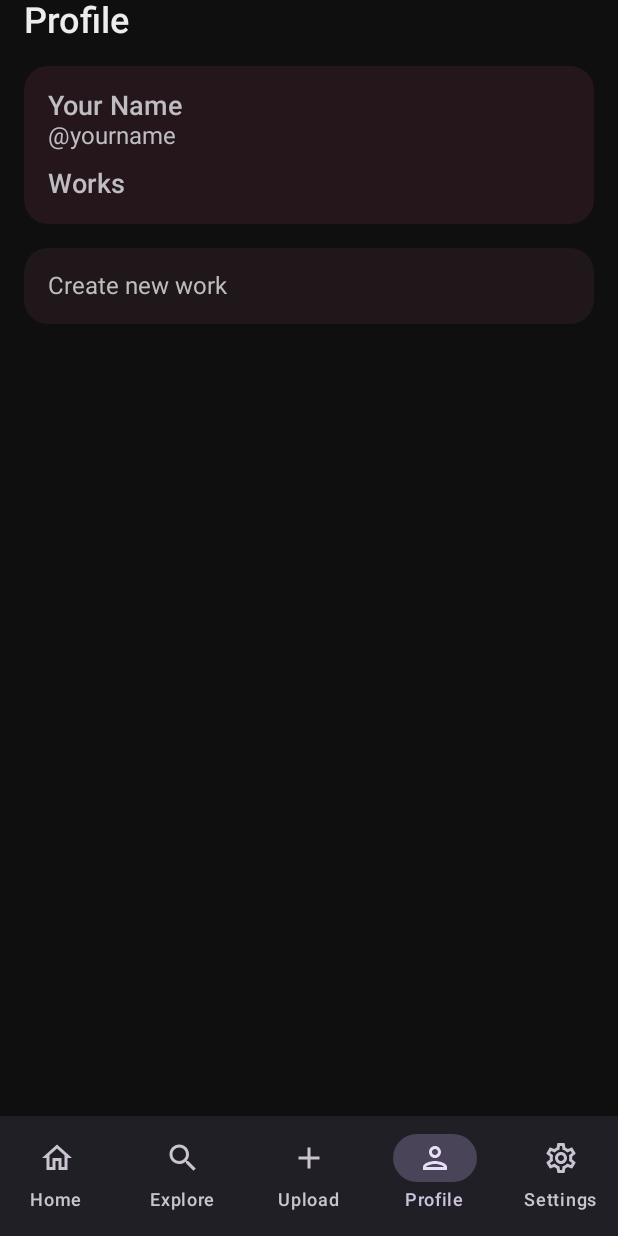
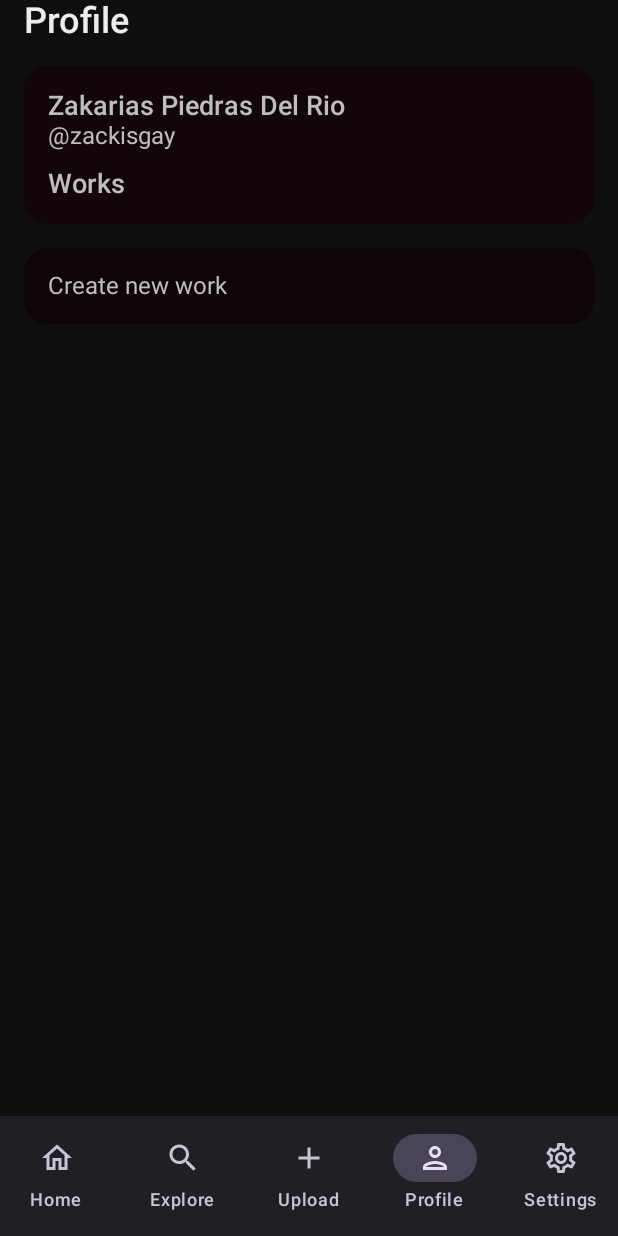
Before and after one commit to Juliorubiodev/Inku, an Android app built with Jetpack Compose: the HomeShell screen opened through its navigation route, item 4 of the bottom bar chosen, on a phone screen of 412 x 824 dp. Run offline under Robolectric (Android 15) with nearby library versions, the phone set to English and light mode, and no system bars.

Commit message:
se agregaron las capturas de pantalla de los build y test

```diff
--- a/Inku/app/src/main/java/com/juliorubio/inku/ui/screens/tabs/ProfileTab.kt
+++ b/Inku/app/src/main/java/com/juliorubio/inku/ui/screens/tabs/ProfileTab.kt
@@ -21,8 +21,8 @@ fun ProfileTab(modifier: Modifier = Modifier) {
 
         Surface(tonalElevation = 2.dp, modifier = Modifier.fillMaxWidth(), shape = MaterialTheme.shapes.large) {
             Column(Modifier.padding(16.dp)) {
-                Text("Your Name", style = MaterialTheme.typography.titleLarge)
-                Text("@yourname", color = MaterialTheme.colorScheme.onSurface)
+                Text("Zakarias Piedras Del Rio", style = MaterialTheme.typography.titleLarge)
+                Text("@zackisgay", color = MaterialTheme.colorScheme.onSurface)
                 Spacer(Modifier.height(12.dp))
                 // Works/Favorites tabs mock
                 Text("Works", style = MaterialTheme.typography.titleLarge)
--- a/Inku/app/src/main/java/com/juliorubio/inku/ui/theme/Color.kt
+++ b/Inku/app/src/main/java/com/juliorubio/inku/ui/theme/Color.kt
@@ -8,10 +8,10 @@ val RedPrimaryDark = Color(0xFFB00D29)
 val OnPrimary = Color(0xFFFFFFFF)
 
 val Bg = Color(0xFF0F0F10)                // Fondo general
-val SurfaceDark = Color(0xFF171719)       // Tarjetas / inputs
+val SurfaceDark = Color(0xFF050505)       // Tarjetas / inputs
 val OnBg = Color(0xFFEDEDED)              // Texto principal
 val OnSurface = Color(0xFFBEBEC2)         // Texto secundario
-val OutlineDark = Color(0xFF2A2A2E)       // Bordes
+val OutlineDark = Color(0xFF0A0A0A)       // Bordes
 val Success = Color(0xFF22C55E)
 val Warning = Color(0xFFF59E0B)
 val Error = Color(0xFFE11D48)
```
